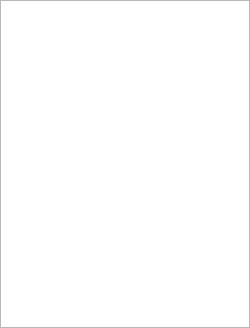
Qt form Source/SVWidgetsLib/Widgets/UI_Files/BookmarksToolboxWidget.ui (BlueQuartzSoftware/SIMPL) before a commit.
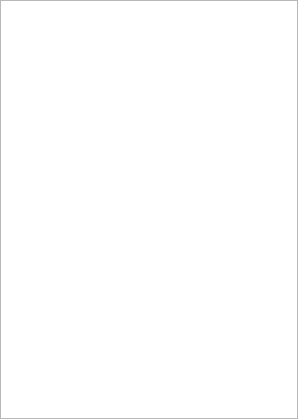
The same form after that commit. Custom widgets are drawn as their Qt base class.

```diff
--- a/Source/SVWidgetsLib/Widgets/UI_Files/BookmarksToolboxWidget.ui
+++ b/Source/SVWidgetsLib/Widgets/UI_Files/BookmarksToolboxWidget.ui
@@ -6,8 +6,8 @@
    <rect>
     <x>0</x>
     <y>0</y>
-    <width>250</width>
-    <height>328</height>
+    <width>298</width>
+    <height>419</height>
    </rect>
   </property>
   <property name="windowTitle">
@@ -79,7 +79,7 @@
       <enum>QAbstractItemView::DragDrop</enum>
      </property>
      <property name="alternatingRowColors">
-      <bool>true</bool>
+      <bool>false</bool>
      </property>
      <property name="selectionMode">
       <enum>QAbstractItemView::ExtendedSelection</enum>
```
